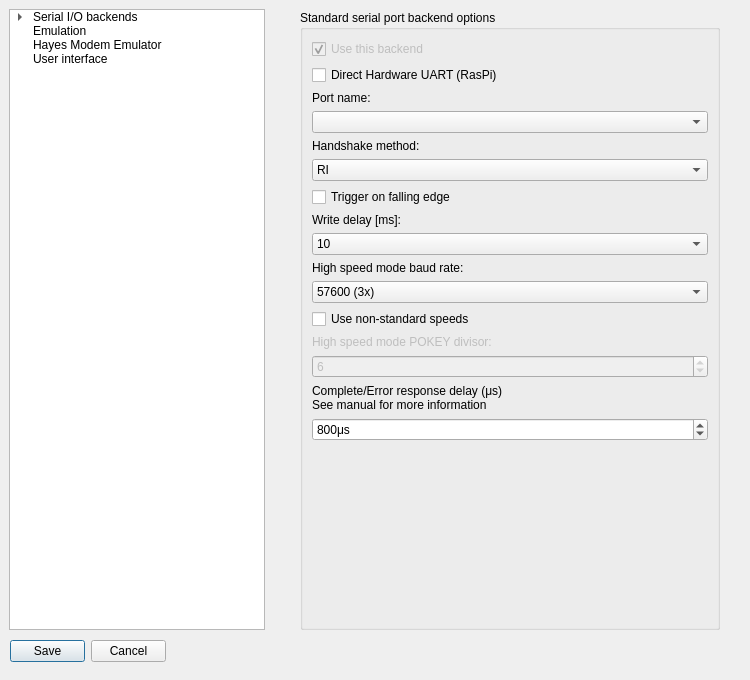
pjones1063/AspeQt-2k26, file src/optionsdialog.ui: the form before one commit.
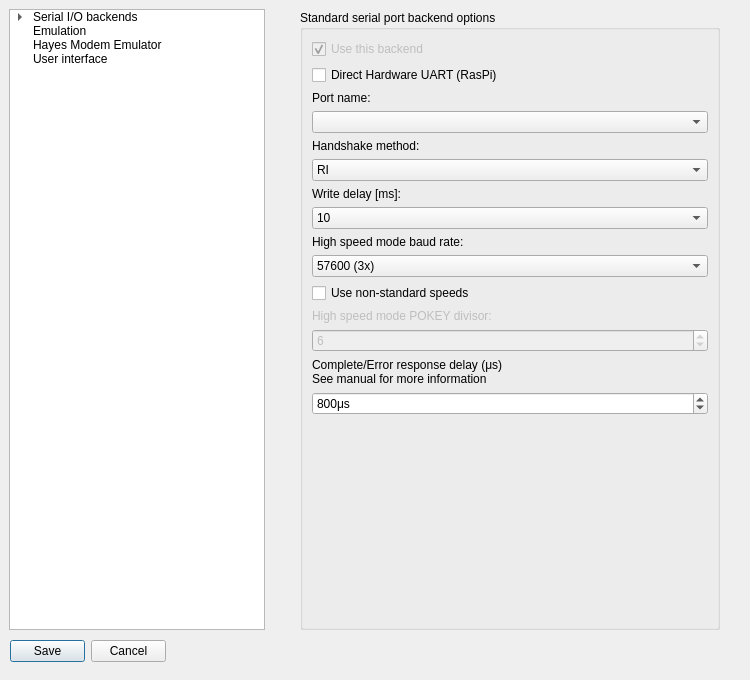
The form after the commit. The open tabs and pages were chosen to show the change.

Commit message: R: 850 Emulator- Windows ADM64

Patch:
```diff
--- a/src/optionsdialog.ui
+++ b/src/optionsdialog.ui
@@ -216,13 +216,6 @@
           </item>
          </widget>
         </item>
-        <item>
-         <widget class="QCheckBox" name="serialPortFallingEdge">
-          <property name="text">
-           <string>Trigger on falling edge</string>
-          </property>
-         </widget>
-        </item>
         <item>
          <widget class="QLabel" name="serialPortWriteDelayLabel">
           <property name="enabled">
```
Left out of the diff: 2 changed lines with no effect on the pictures. The commit also changes 3 other files.
